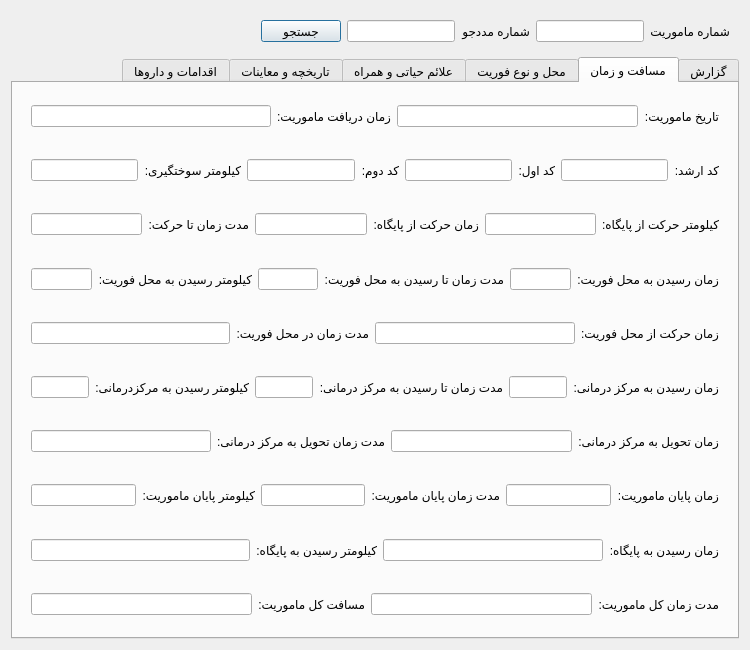
The window that src/hamyar_paygah/new_ui/widgets/mission_details_tab.ui (MohsenHNSJ/HamyarPaygahPy) describes before a commit, drawn with Qt 5.
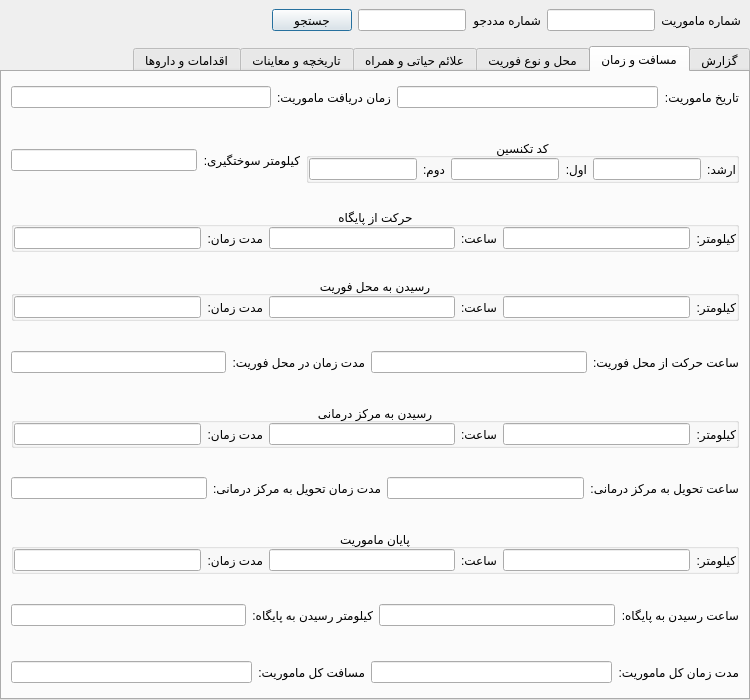
The same window after the commit. The open tabs and pages were chosen to show the change.

Commit message: Added medical center section

The edit to the form file:
```diff
--- a/src/hamyar_paygah/new_ui/widgets/mission_details_tab.ui
+++ b/src/hamyar_paygah/new_ui/widgets/mission_details_tab.ui
@@ -7,7 +7,7 @@
     <x>0</x>
     <y>0</y>
     <width>750</width>
-    <height>650</height>
+    <height>700</height>
    </rect>
   </property>
   <property name="sizePolicy">
@@ -19,7 +19,7 @@
   <property name="minimumSize">
    <size>
     <width>750</width>
-    <height>650</height>
+    <height>700</height>
    </size>
   </property>
   <property name="windowTitle">
@@ -32,6 +32,18 @@
    <locale language="Persian" country="Iran"/>
   </property>
   <layout class="QVBoxLayout" name="verticalLayout_2">
+   <property name="leftMargin">
+    <number>0</number>
+   </property>
+   <property name="topMargin">
+    <number>0</number>
+   </property>
+   <property name="rightMargin">
+    <number>0</number>
+   </property>
+   <property name="bottomMargin">
+    <number>0</number>
+   </property>
    <item>
     <widget class="QWidget" name="search_parameters" native="true">
      <property name="sizePolicy">
@@ -127,7 +139,7 @@
    <item>
     <widget class="QTabWidget" name="mission_data_tab_widget">
      <property name="currentIndex">
-      <number>0</number>
+      <number>2</number>
      </property>
      <property name="documentMode">
       <bool>false</bool>
@@ -137,6 +149,18 @@
        <string>گزارش</string>
       </attribute>
       <layout class="QVBoxLayout" name="verticalLayout">
+       <property name="leftMargin">
+        <number>0</number>
+       </property>
+       <property name="topMargin">
+        <number>0</number>
+       </property>
+       <property name="rightMargin">
+        <number>0</number>
+       </property>
+       <property name="bottomMargin">
+        <number>0</number>
+       </property>
        <item>
         <widget class="QWidget" name="pre_information_section_1" native="true">
          <property name="maximumSize">
@@ -629,14 +653,20 @@
        <string>مسافت و زمان</string>
       </attribute>
       <layout class="QVBoxLayout" name="verticalLayout_4">
+       <property name="leftMargin">
+        <number>0</number>
+       </property>
+       <property name="topMargin">
+        <number>0</number>
+       </property>
+       <property name="rightMargin">
+        <number>0</number>
+       </property>
+       <property name="bottomMargin">
+        <number>0</number>
+       </property>
        <item>
         <widget class="QWidget" name="times_section_91" native="true">
-         <property name="maximumSize">
-          <size>
-           <width>16777215</width>
-           <height>50</height>
-          </size>
-         </property>
          <layout class="QHBoxLayout" name="horizontalLayout_16">
           <item>
            <widget class="QLabel" name="mission_date_label">
@@ -683,17 +713,32 @@
        </item>
        <item>
         <widget class="QWidget" name="times_section_1" native="true">
-         <property name="maximumSize">
-          <size>
-           <width>16777215</width>
-           <height>50</height>
-          </size>
-         </property>
          <layout class="QHBoxLayout" name="horizontalLayout_7">
           <item>
+           <widget class="QGroupBox" name="staff_codes_groupBox">
+            <property name="title">
+             <string>کد تکنسین</string>
+            </property>
+            <property name="alignment">
+             <set>Qt::AlignmentFlag::AlignCenter</set>
+            </property>
+            <layout class="QHBoxLayout" name="horizontalLayout_30">
+             <property name="leftMargin">
+              <number>0</number>
+             </property>
+             <property name="topMargin">
+              <number>0</number>
+             </property>
+             <property name="rightMargin">
+              <number>0</number>
+             </property>
+             <property name="bottomMargin">
+              <number>0</number>
+             </property>
+             <item>
            <widget class="QLabel" name="senior_staff_label">
             <property name="text">
-             <string>کد ارشد:</string>
+                <string>ارشد:</string>
             </property>
             <property name="textFormat">
              <enum>Qt::TextFormat::PlainText</enum>
@@ -713,7 +758,7 @@
           <item>
            <widget class="QLabel" name="first_staff_label">
             <property name="text">
-             <string>کد اول:</string>
+                <string>اول:</string>
             </property>
             <property name="textFormat">
              <enum>Qt::TextFormat::PlainText</enum>
@@ -733,7 +778,7 @@
           <item>
            <widget class="QLabel" name="second_staff_label">
             <property name="text">
-             <string>کد دوم:</string>
+                <string>دوم:</string>
             </property>
             <property name="textFormat">
              <enum>Qt::TextFormat::PlainText</enum>
@@ -750,6 +795,9 @@
             </property>
            </widget>
           </item>
+            </layout>
+           </widget>
+          </item>
           <item>
            <widget class="QLabel" name="refuel_odo_label">
             <property name="text">
@@ -772,17 +820,32 @@
        </item>
        <item>
         <widget class="QWidget" name="times_section_2" native="true">
-         <property name="maximumSize">
-          <size>
-           <width>16777215</width>
-           <height>50</height>
-          </size>
-         </property>
          <layout class="QHBoxLayout" name="horizontalLayout_8">
           <item>
+           <widget class="QGroupBox" name="depart_from_station_groupBox">
+            <property name="title">
+             <string>حرکت از پایگاه</string>
+            </property>
+            <property name="alignment">
+             <set>Qt::AlignmentFlag::AlignCenter</set>
+            </property>
+            <layout class="QHBoxLayout" name="horizontalLayout_31">
+             <property name="leftMargin">
+              <number>0</number>
+             </property>
+             <property name="topMargin">
+              <number>0</number>
+             </property>
+             <property name="rightMargin">
+              <number>0</number>
+             </property>
+             <property name="bottomMargin">
+              <number>0</number>
+             </property>
+             <item>
            <widget class="QLabel" name="depart_from_station_odo_label">
             <property name="text">
-             <string>کیلومتر حرکت از پایگاه:</string>
+                <string>کیلومتر:</string>
             </property>
             <property name="textFormat">
              <enum>Qt::TextFormat::PlainText</enum>
@@ -802,7 +865,7 @@
           <item>
            <widget class="QLabel" name="depart_from_station_time_label">
             <property name="text">
-             <string>زمان حرکت از پایگاه:</string>
+                <string>ساعت:</string>
             </property>
             <property name="textFormat">
              <enum>Qt::TextFormat::PlainText</enum>
@@ -822,7 +885,7 @@
           <item>
            <widget class="QLabel" name="time_to_depart_label">
             <property name="text">
-             <string>مدت زمان تا حرکت:</string>
+                <string>مدت زمان:</string>
             </property>
             <property name="textFormat">
              <enum>Qt::TextFormat::PlainText</enum>
@@ -842,19 +905,57 @@
          </layout>
         </widget>
        </item>
+         </layout>
+        </widget>
+       </item>
        <item>
         <widget class="QWidget" name="times_section_3" native="true">
-         <property name="maximumSize">
-          <size>
-           <width>16777215</width>
-           <height>50</height>
-          </size>
-         </property>
          <layout class="QHBoxLayout" name="horizontalLayout_9">
           <item>
+           <widget class="QGroupBox" name="arrive_at_emergency_groupBox">
+            <property name="title">
+             <string>رسیدن به محل فوریت</string>
+            </property>
+            <property name="alignment">
+             <set>Qt::AlignmentFlag::AlignCenter</set>
+            </property>
+            <layout class="QHBoxLayout" name="horizontalLayout_32">
+             <property name="leftMargin">
+              <number>0</number>
+             </property>
+             <property name="topMargin">
+              <number>0</number>
+             </property>
+             <property name="rightMargin">
+              <number>0</number>
+             </property>
+             <property name="bottomMargin">
+              <number>0</number>
+             </property>
+             <item>
+              <widget class="QLabel" name="arrive_at_emergency_odo_label">
+               <property name="text">
+                <string>کیلومتر:</string>
+               </property>
+               <property name="textFormat">
+                <enum>Qt::TextFormat::PlainText</enum>
+               </property>
+              </widget>
+             </item>
+             <item>
+              <widget class="QLineEdit" name="arrive_at_emergency_odo_field">
+               <property name="alignment">
+                <set>Qt::AlignmentFlag::AlignCenter</set>
+               </property>
+               <property name="readOnly">
+                <bool>true</bool>
+               </property>
+              </widget>
+             </item>
+             <item>
            <widget class="QLabel" name="arrive_at_emergency_time_label">
             <property name="text">
-             <string>زمان رسیدن به محل فوریت:</string>
+                <string>ساعت:</string>
             </property>
             <property name="textFormat">
              <enum>Qt::TextFormat::PlainText</enum>
@@ -874,7 +975,7 @@
           <item>
            <widget class="QLabel" name="time_to_arrive_label">
             <property name="text">
-             <string>مدت زمان تا رسیدن به محل فوریت:</string>
+                <string>مدت زمان:</string>
             </property>
             <property name="textFormat">
              <enum>Qt::TextFormat::PlainText</enum>
@@ -891,24 +992,7 @@
             </property>
            </widget>
           </item>
-          <item>
-           <widget class="QLabel" name="arrive_at_emergency_odo_label">
-            <property name="text">
-             <string>کیلومتر رسیدن به محل فوریت:</string>
-            </property>
-            <property name="textFormat">
-             <enum>Qt::TextFormat::PlainText</enum>
-            </property>
-           </widget>
-          </item>
-          <item>
-           <widget class="QLineEdit" name="arrive_at_emergency_odo_field">
-            <property name="alignment">
-             <set>Qt::AlignmentFlag::AlignCenter</set>
-            </property>
-            <property name="readOnly">
-             <bool>true</bool>
-            </property>
+            </layout>
            </widget>
           </item>
          </layout>
@@ -916,17 +1000,11 @@
        </item>
        <item>
         <widget class="QWidget" name="times_section_4" native="true">
-         <property name="maximumSize">
-          <size>
-           <width>16777215</width>
-           <height>50</height>
-          </size>
-         </property>
          <layout class="QHBoxLayout" name="horizontalLayout_10">
           <item>
            <widget class="QLabel" name="depart_from_emergency_time_label">
             <property name="text">
-             <string>زمان حرکت از محل فوریت:</string>
+             <string>ساعت حرکت از محل فوریت:</string>
             </property>
             <property name="textFormat">
              <enum>Qt::TextFormat::PlainText</enum>
@@ -968,17 +1046,52 @@
        </item>
        <item>
         <widget class="QWidget" name="times_section_5" native="true">
-         <property name="maximumSize">
-          <size>
-           <width>16777215</width>
-           <height>50</height>
-          </size>
-         </property>
          <layout class="QHBoxLayout" name="horizontalLayout_11">
           <item>
+           <widget class="QGroupBox" name="arrive_at_hospital_groupBox">
+            <property name="title">
+             <string>رسیدن به مرکز درمانی</string>
+            </property>
+            <property name="alignment">
+             <set>Qt::AlignmentFlag::AlignCenter</set>
+            </property>
+            <layout class="QHBoxLayout" name="horizontalLayout_33">
+             <property name="leftMargin">
+              <number>0</number>
+             </property>
+             <property name="topMargin">
+              <number>0</number>
+             </property>
+             <property name="rightMargin">
+              <number>0</number>
+             </property>
+             <property name="bottomMargin">
+              <number>0</number>
+             </property>
+             <item>
+              <widget class="QLabel" name="arrive_at_hospital_odo_label">
+               <property name="text">
+                <string>کیلومتر:</string>
+               </property>
+               <property name="textFormat">
+                <enum>Qt::TextFormat::PlainText</enum>
+               </property>
+              </widget>
+             </item>
+             <item>
+              <widget class="QLineEdit" name="arrive_at_hospital_odo_field">
+               <property name="alignment">
+                <set>Qt::AlignmentFlag::AlignCenter</set>
+               </property>
+               <property name="readOnly">
+                <bool>true</bool>
+               </property>
+              </widget>
+             </item>
+             <item>
            <widget class="QLabel" name="arrive_at_hospital_time_label">
             <property name="text">
-             <string>زمان رسیدن به مرکز درمانی:</string>
+                <string>ساعت:</string>
             </property>
             <property name="textFormat">
              <enum>Qt::TextFormat::PlainText</enum>
@@ -998,7 +1111,7 @@
           <item>
            <widget class="QLabel" name="time_to_hospital_label">
             <property name="text">
-             <string>مدت زمان تا رسیدن به مرکز درمانی:</string>
+                <string>مدت زمان:</string>
             </property>
             <property name="textFormat">
              <enum>Qt::TextFormat::PlainText</enum>
@@ -1015,24 +1128,7 @@
             </property>
            </widget>
           </item>
-          <item>
-           <widget class="QLabel" name="arrive_at_hospital_odo_label">
-            <property name="text">
-             <string>کیلومتر رسیدن به مرکزدرمانی:</string>
-            </property>
-            <property name="textFormat">
-             <enum>Qt::TextFormat::PlainText</enum>
-            </property>
-           </widget>
-          </item>
-          <item>
-           <widget class="QLineEdit" name="arrive_at_hospital_odo_field">
-            <property name="alignment">
-             <set>Qt::AlignmentFlag::AlignCenter</set>
-            </property>
-            <property name="readOnly">
-             <bool>true</bool>
-            </property>
+            </layout>
            </widget>
           </item>
          </layout>
@@ -1040,17 +1136,11 @@
        </item>
        <item>
         <widget class="QWidget" name="times_section_6" native="true">
-         <property name="maximumSize">
-          <size>
-           <width>16777215</width>
-           <height>50</height>
-          </size>
-         </property>
          <layout class="QHBoxLayout" name="horizontalLayout_12">
           <item>
            <widget class="QLabel" name="deliver_to_hospital_time_label">
             <property name="text">
-             <string>زمان تحویل به مرکز درمانی:</string>
+             <string>ساعت تحویل به مرکز درمانی:</string>
             </property>
             <property name="textFormat">
              <enum>Qt::TextFormat::PlainText</enum>
@@ -1089,17 +1179,52 @@
        </item>
        <item>
         <widget class="QWidget" name="times_section_7" native="true">
-         <property name="maximumSize">
-          <size>
-           <width>16777215</width>
-           <height>50</height>
-          </size>
-         </property>
          <layout class="QHBoxLayout" name="horizontalLayout_13">
           <item>
+           <widget class="QGroupBox" name="mission_complete_groupBox">
+            <property name="title">
+             <string>پایان ماموریت</string>
+            </property>
+            <property name="alignment">
+             <set>Qt::AlignmentFlag::AlignCenter</set>
+            </property>
+            <layout class="QHBoxLayout" name="horizontalLayout_34">
+             <property name="leftMargin">
+              <number>0</number>
+             </property>
+             <property name="topMargin">
+              <number>0</number>
+             </property>
+             <property name="rightMargin">
+              <number>0</number>
+             </property>
+             <property name="bottomMargin">
+              <number>0</number>
+             </property>
+             <item>
+              <widget class="QLabel" name="mission_complete_odo_label">
+               <property name="text">
+                <string>کیلومتر:</string>
+               </property>
+               <property name="textFormat">
+                <enum>Qt::TextFormat::PlainText</enum>
+               </property>
+              </widget>
+             </item>
+             <item>
+              <widget class="QLineEdit" name="mission_complete_odo_field">
+               <property name="alignment">
+                <set>Qt::AlignmentFlag::AlignCenter</set>
+               </property>
+               <property name="readOnly">
+                <bool>true</bool>
+               </property>
+              </widget>
+             </item>
+             <item>
            <widget class="QLabel" name="mission_complete_time_label">
             <property name="text">
-             <string>زمان پایان ماموریت:</string>
+                <string>ساعت:</string>
             </property>
             <property name="textFormat">
              <enum>Qt::TextFormat::PlainText</enum>
@@ -1119,7 +1244,7 @@
           <item>
            <widget class="QLabel" name="time_to_complete_label">
             <property name="text">
-             <string>مدت زمان پایان ماموریت:</string>
+                <string>مدت زمان:</string>
             </property>
             <property name="textFormat">
              <enum>Qt::TextFormat::PlainText</enum>
@@ -1136,24 +1261,7 @@
             </property>
            </widget>
           </item>
-          <item>
-           <widget class="QLabel" name="mission_complete_odo_label">
-            <property name="text">
-             <string>کیلومتر پایان ماموریت:</string>
-            </property>
-            <property name="textFormat">
-             <enum>Qt::TextFormat::PlainText</enum>
-            </property>
-           </widget>
-          </item>
-          <item>
-           <widget class="QLineEdit" name="mission_complete_odo_field">
-            <property name="alignment">
-             <set>Qt::AlignmentFlag::AlignCenter</set>
-            </property>
-            <property name="readOnly">
-             <bool>true</bool>
-            </property>
+            </layout>
            </widget>
           </item>
          </layout>
@@ -1161,17 +1269,11 @@
        </item>
        <item>
         <widget class="QWidget" name="times_section_8" native="true">
-         <property name="maximumSize">
-          <size>
-           <width>16777215</width>
-           <height>50</height>
-          </size>
-         </property>
          <layout class="QHBoxLayout" name="horizontalLayout_14">
           <item>
            <widget class="QLabel" name="arrive_at_station_time_label">
             <property name="text">
-             <string>زمان رسیدن به پایگاه:</string>
+             <string>ساعت رسیدن به پایگاه:</string>
             </property>
             <property name="textFormat">
              <enum>Qt::TextFormat::PlainText</enum>
@@ -1213,12 +1315,6 @@
        </item>
        <item>
         <widget class="QWidget" name="times_section_9" native="true">
-         <property name="maximumSize">
-          <size>
-           <width>16777215</width>
-           <height>50</height>
-          </size>
-         </property>
          <layout class="QHBoxLayout" name="horizontalLayout_15">
           <item>
            <widget class="QLabel" name="overall_mission_time_label">
@@ -1270,6 +1366,18 @@
        <string>محل و نوع فوریت</string>
       </attribute>
       <layout class="QVBoxLayout" name="verticalLayout_3">
+       <property name="leftMargin">
+        <number>0</number>
+       </property>
+       <property name="topMargin">
+        <number>0</number>
+       </property>
+       <property name="rightMargin">
+        <number>0</number>
+       </property>
+       <property name="bottomMargin">
+        <number>0</number>
+       </property>
        <item>
         <widget class="QWidget" name="section_1" native="true">
          <property name="maximumSize">
@@ -1555,6 +1663,158 @@
          </layout>
         </widget>
        </item>
+       <item>
+        <widget class="QGroupBox" name="medical_center_groupBox">
+         <property name="title">
+          <string>مرکز درمانی</string>
+         </property>
+         <property name="alignment">
+          <set>Qt::AlignmentFlag::AlignCenter</set>
+         </property>
+         <layout class="QGridLayout" name="gridLayout_12">
+          <item row="8" column="2">
+           <widget class="QLineEdit" name="receiving_physician_name_field">
+            <property name="alignment">
+             <set>Qt::AlignmentFlag::AlignCenter</set>
+            </property>
+            <property name="readOnly">
+             <bool>true</bool>
+            </property>
+           </widget>
+          </item>
+          <item row="4" column="2">
+           <widget class="QLineEdit" name="receiving_physician_code_field">
+            <property name="alignment">
+             <set>Qt::AlignmentFlag::AlignCenter</set>
+            </property>
+            <property name="readOnly">
+             <bool>true</bool>
+            </property>
+           </widget>
+          </item>
+          <item row="10" column="2">
+           <widget class="QLineEdit" name="physician_order_secondary_field">
+            <property name="alignment">
+             <set>Qt::AlignmentFlag::AlignCenter</set>
+            </property>
+            <property name="readOnly">
+             <bool>true</bool>
+            </property>
+           </widget>
+          </item>
+          <item row="6" column="2">
+           <widget class="QLineEdit" name="physician_code_1050_field">
+            <property name="alignment">
+             <set>Qt::AlignmentFlag::AlignCenter</set>
+            </property>
+            <property name="readOnly">
+             <bool>true</bool>
+            </property>
+           </widget>
+          </item>
+          <item row="4" column="0">
+           <widget class="QLabel" name="receiving_physician_code_label">
+            <property name="text">
+             <string>کد  پزشک تحویل گیرنده:</string>
+            </property>
+            <property name="textFormat">
+             <enum>Qt::TextFormat::PlainText</enum>
+            </property>
+           </widget>
+          </item>
+          <item row="4" column="3">
+           <widget class="QLabel" name="physician_code_label">
+            <property name="text">
+             <string>کد پزشک:</string>
+            </property>
+            <property name="textFormat">
+             <enum>Qt::TextFormat::PlainText</enum>
+            </property>
+           </widget>
+          </item>
+          <item row="4" column="4">
+           <widget class="QLineEdit" name="physician_code_field">
+            <property name="alignment">
+             <set>Qt::AlignmentFlag::AlignCenter</set>
+            </property>
+            <property name="readOnly">
+             <bool>true</bool>
+            </property>
+           </widget>
+          </item>
+          <item row="6" column="0">
+           <widget class="QLabel" name="physician_code_1050_label">
+            <property name="text">
+             <string>کد پزشک 1050:</string>
+            </property>
+            <property name="textFormat">
+             <enum>Qt::TextFormat::PlainText</enum>
+            </property>
+           </widget>
+          </item>
+          <item row="6" column="3">
+           <widget class="QLabel" name="handover_time_label">
+            <property name="text">
+             <string>ساعت تحویل:</string>
+            </property>
+            <property name="textFormat">
+             <enum>Qt::TextFormat::PlainText</enum>
+            </property>
+           </widget>
+          </item>
+          <item row="6" column="4">
+           <widget class="QLineEdit" name="handover_time_field">
+            <property name="alignment">
+             <set>Qt::AlignmentFlag::AlignCenter</set>
+            </property>
+            <property name="readOnly">
+             <bool>true</bool>
+            </property>
+           </widget>
+          </item>
+          <item row="8" column="0">
+           <widget class="QLabel" name="receiving_physician_name_label">
+            <property name="text">
+             <string>نام پزشک تحویل گیرنده:</string>
+            </property>
+            <property name="textFormat">
+             <enum>Qt::TextFormat::PlainText</enum>
+            </property>
+           </widget>
+          </item>
+          <item row="8" column="3">
+           <widget class="QLabel" name="physician_order_label">
+            <property name="text">
+             <string>دستور پزشک:</string>
+            </property>
+            <property name="textFormat">
+             <enum>Qt::TextFormat::PlainText</enum>
+            </property>
+           </widget>
+          </item>
+          <item row="8" column="4">
+           <widget class="QLineEdit" name="physician_order_field">
+            <property name="alignment">
+             <set>Qt::AlignmentFlag::AlignCenter</set>
+            </property>
+            <property name="readOnly">
+             <bool>true</bool>
+            </property>
+           </widget>
+          </item>
+          <item row="10" column="0">
+           <widget class="QLabel" name="physician_order_secondary_label">
+            <property name="text">
+             <string>دستور پزشک:</string>
+            </property>
+            <property name="textFormat">
+             <enum>Qt::TextFormat::PlainText</enum>
+            </property>
+           </widget>
+          </item>
+         </layout>
+        </widget>
+       </item>
       </layout>
      </widget>
      <widget class="QWidget" name="symptoms_tab">
@@ -1562,6 +1822,21 @@
        <string>علائم حیاتی و همراه</string>
       </attribute>
       <layout class="QVBoxLayout" name="verticalLayout_5">
+       <property name="spacing">
+        <number>6</number>
+       </property>
+       <property name="leftMargin">
+        <number>0</number>
+       </property>
+       <property name="topMargin">
+        <number>0</number>
+       </property>
+       <property name="rightMargin">
+        <number>0</number>
+       </property>
+       <property name="bottomMargin">
+        <number>0</number>
+       </property>
        <item>
         <widget class="QGroupBox" name="vital_signs_group_Box">
          <property name="title">
@@ -1815,6 +2090,18 @@
        <string>تاریخچه و معاینات</string>
       </attribute>
       <layout class="QVBoxLayout" name="verticalLayout_8">
+       <property name="leftMargin">
+        <number>0</number>
+       </property>
+       <property name="topMargin">
+        <number>0</number>
+       </property>
+       <property name="rightMargin">
+        <number>0</number>
+       </property>
+       <property name="bottomMargin">
+        <number>0</number>
+       </property>
        <item>
         <widget class="QWidget" name="widget" native="true">
          <layout class="QVBoxLayout" name="verticalLayout_7">
@@ -2653,6 +2940,18 @@
        <string>اقدامات و داروها</string>
       </attribute>
       <layout class="QVBoxLayout" name="verticalLayout_10">
+       <property name="leftMargin">
+        <number>0</number>
+       </property>
+       <property name="topMargin">
+        <number>0</number>
+       </property>
+       <property name="rightMargin">
+        <number>0</number>
+       </property>
+       <property name="bottomMargin">
+        <number>0</number>
+       </property>
        <item>
         <widget class="QWidget" name="medical_action_main_frame" native="true">
          <layout class="QHBoxLayout" name="horizontalLayout_27">
```
Lines whose indentation alone changed are shown as unchanged. The commit also changes 3 other files.
